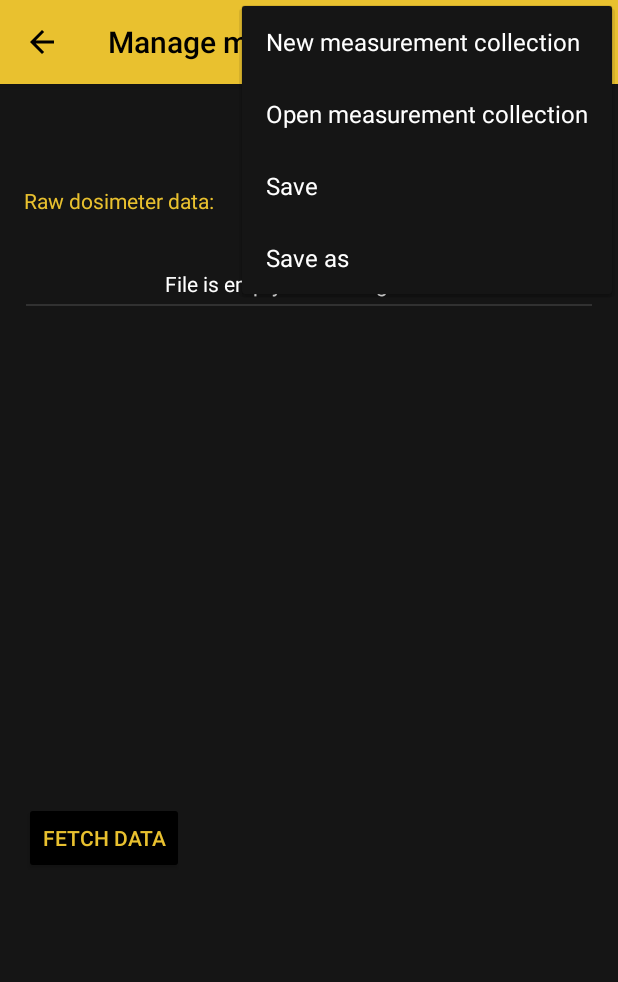
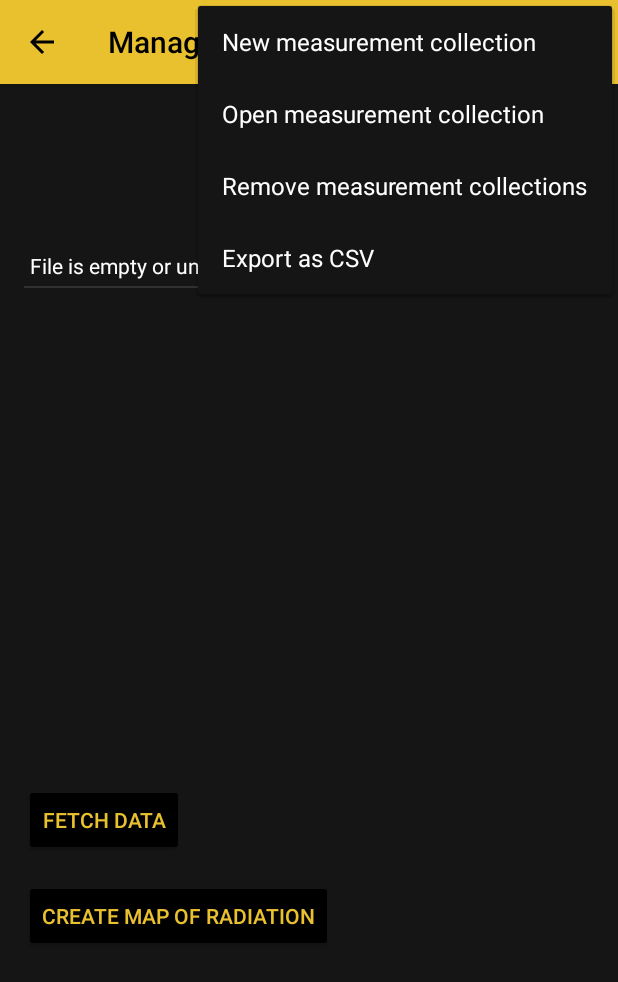
Before and after one commit to lukasz-drzensla/GPSDosimeter, an Android app: the ManageActivity screen opened directly, with no data from a screen before it, with the options menu open, on a phone screen of 412 x 824 dp. Shown: the top 982 px of the screen. Run offline under Robolectric (Android 15) with nearby library versions, the phone set to English and light mode, and no system bars; 5 statements that could not run were skipped.

Commit message:
Added opening dialog for measurement collections. Little GUI refactor.

```diff
--- a/app/src/main/res/layout/activity_manage.xml
+++ b/app/src/main/res/layout/activity_manage.xml
@@ -11,21 +11,9 @@
         android:id="@+id/working_file_txt"
         android:layout_width="wrap_content"
         android:layout_height="wrap_content"
-        android:layout_marginBottom="16dp"
+        android:layout_marginStart="16dp"
+        android:layout_marginTop="80dp"
         android:text="@string/working_file_prompt"
-        android:textColor="@color/rad_yellow"
-        app:layout_constraintBottom_toBottomOf="parent"
-        app:layout_constraintEnd_toEndOf="parent"
-        app:layout_constraintHorizontal_bias="0.498"
-        app:layout_constraintStart_toStartOf="parent" />
-
-    <TextView
-        android:id="@+id/raw_data_txt"
-        android:layout_width="wrap_content"
-        android:layout_height="wrap_content"
-        android:layout_marginStart="16dp"
-        android:layout_marginTop="68dp"
-        android:text="@string/raw_data_prompt"
         android:textColor="@color/rad_yellow"
         app:layout_constraintStart_toStartOf="parent"
         app:layout_constraintTop_toTopOf="parent" />
@@ -42,14 +30,28 @@
         app:layout_constraintStart_toStartOf="parent"
         app:layout_constraintTop_toBottomOf="@+id/data_list_view" />
 
+
+    <Button
+        android:id="@+id/create_map_btn"
+        android:layout_width="wrap_content"
+        android:layout_height="wrap_content"
+        android:layout_marginStart="16dp"
+        android:layout_marginTop="16dp"
+        android:backgroundTint="@color/black"
+        android:text="@string/create_map_btn"
+        android:textColor="@color/rad_yellow"
+        app:layout_constraintStart_toStartOf="parent"
+        app:layout_constraintTop_toBottomOf="@+id/fetch_data_btn" />
+
     <ListView
         android:id="@+id/data_list_view"
         android:layout_width="377dp"
         android:layout_height="335dp"
-        android:layout_marginTop="32dp"
+        android:layout_marginTop="8dp"
         app:layout_constraintEnd_toEndOf="parent"
+        app:layout_constraintHorizontal_bias="0.47"
         app:layout_constraintStart_toStartOf="parent"
-        app:layout_constraintTop_toBottomOf="@+id/raw_data_txt"
+        app:layout_constraintTop_toBottomOf="@+id/working_file_txt"
         tools:listitem="@layout/data_list_row" />
 
 </androidx.constraintlayout.widget.ConstraintLayout>
--- a/app/src/main/res/layout/data_list_row.xml
+++ b/app/src/main/res/layout/data_list_row.xml
@@ -10,7 +10,6 @@
     <TextView
         android:id="@+id/list_content"
         android:textColor="@color/white"
-        android:gravity="center"
         android:text="@string/not_found"
         android:layout_margin="4dip"
         android:layout_width="fill_parent"
--- a/app/src/main/res/menu/manage_menu.xml
+++ b/app/src/main/res/menu/manage_menu.xml
@@ -8,10 +8,10 @@
         android:title="@string/open_file_menu_item" />
 
     <item
-        android:id="@+id/save_btn"
-        android:title="@string/save_menu_item" />
+        android:id="@+id/remove_btn"
+        android:title="@string/remove_menu_item" />
 
     <item
-        android:id="@+id/save_as_btn"
-        android:title="@string/save_as_menu_item" />
+        android:id="@+id/export_as"
+        android:title="@string/export_menu_item" />
 </menu>
--- a/app/src/main/res/values/strings.xml
+++ b/app/src/main/res/values/strings.xml
@@ -8,8 +8,8 @@
 
     <string name="new_file_menu_item">New measurement collection</string>
     <string name="open_file_menu_item">Open measurement collection</string>
-    <string name="save_menu_item">Save</string>
-    <string name="save_as_menu_item">Save as</string>
+    <string name="remove_menu_item">Remove measurement collections</string>
+    <string name="export_menu_item">Export as CSV</string>
 
     <string name="rad_status_OK">Radiation level safe</string>
     <string name="rad_status_NO_MEAS">No measurement</string>
@@ -21,8 +21,8 @@
     <string name="conn_status_ERR">Dosimeter disconnected</string>
 
     <string name="working_file_prompt">Measurement collection: </string>
-    <string name="raw_data_prompt">Raw dosimeter data:</string>
     <string name="fetch_data_btn">Fetch data</string>
+    <string name="create_map_btn">Create map of radiation</string>
 
     <string name="settings_enable_comments">Enable comments</string>
 
```
Also changed, not shown: app/src/main/java/pl/edu/agh/gpsdosimeter/ManageActivity.java (+95 -0 lines), app/src/main/res/layout/open_file_row.xml (added, +15 -0 lines).
